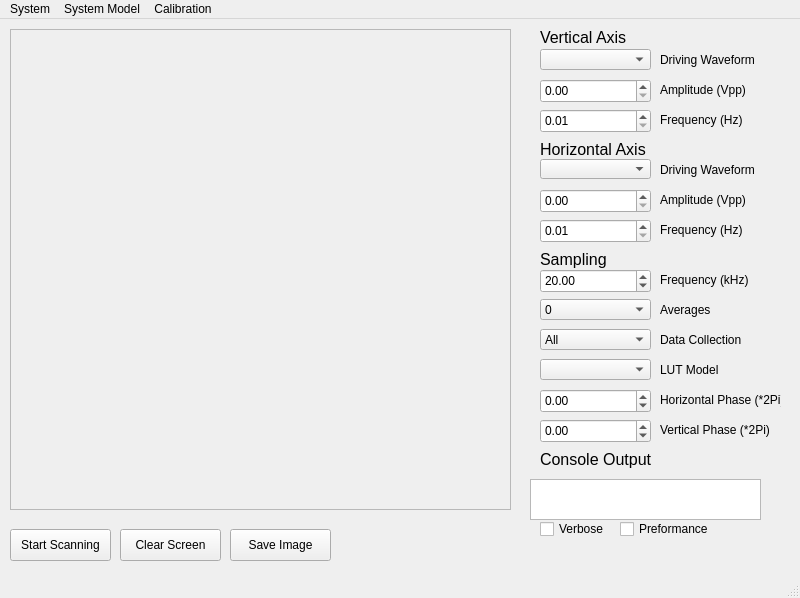
Old version of the form Version 2.0/Software/Main/QT Application v4/Testbench.ui in the repository Eblanken/Prakash_AWESEM.
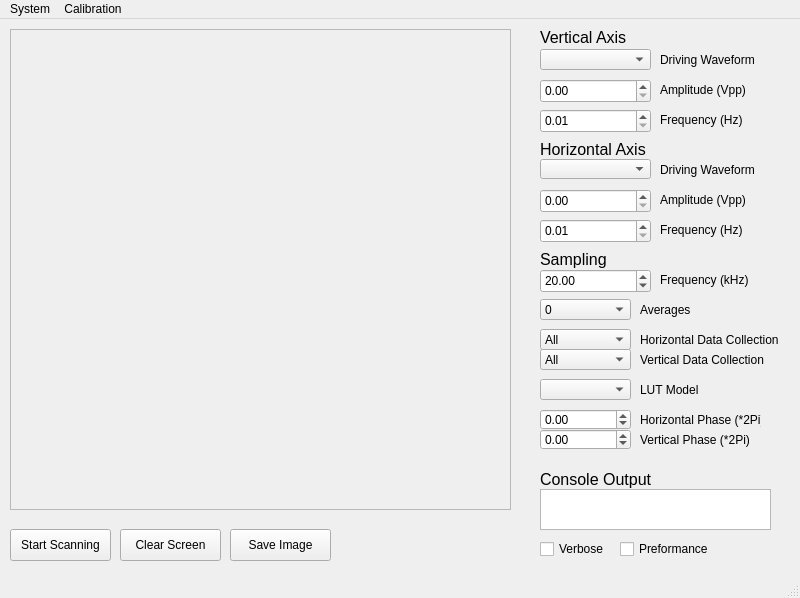
New version of the form.

Commit message: Slight modification to scanning direction filter

Patch:
```diff
--- a/Version 2.0/Software/Main/QT Application v4/Testbench.ui
+++ b/Version 2.0/Software/Main/QT Application v4/Testbench.ui
@@ -273,7 +273,7 @@
    <widget class="QLabel" name="Sampling_Averages_Label">
     <property name="geometry">
      <rect>
-      <x>660</x>
+      <x>640</x>
       <y>280</y>
       <width>101</width>
       <height>21</height>
@@ -300,8 +300,8 @@
     <property name="geometry">
      <rect>
       <x>540</x>
-      <y>340</y>
-      <width>111</width>
+      <y>360</y>
+      <width>91</width>
       <height>21</height>
      </rect>
     </property>
@@ -309,8 +309,8 @@
    <widget class="QLabel" name="Sampling_LUT_Label">
     <property name="geometry">
      <rect>
-      <x>660</x>
-      <y>340</y>
+      <x>640</x>
+      <y>360</y>
       <width>101</width>
       <height>21</height>
      </rect>
@@ -323,9 +323,9 @@
     <property name="geometry">
      <rect>
       <x>540</x>
-      <y>370</y>
-      <width>111</width>
-      <height>24</height>
+      <y>390</y>
+      <width>91</width>
+      <height>21</height>
      </rect>
     </property>
     <property name="keyboardTracking">
@@ -347,8 +347,8 @@
    <widget class="QLabel" name="Sampling_Phase_Horizonal_Label">
     <property name="geometry">
      <rect>
-      <x>660</x>
-      <y>370</y>
+      <x>640</x>
+      <y>390</y>
       <width>121</width>
       <height>21</height>
      </rect>
@@ -360,8 +360,8 @@
    <widget class="QTextEdit" name="Console_Output_TextBox">
     <property name="geometry">
      <rect>
-      <x>530</x>
-      <y>460</y>
+      <x>540</x>
+      <y>470</y>
       <width>231</width>
       <height>41</height>
      </rect>
@@ -371,7 +371,7 @@
     <property name="geometry">
      <rect>
       <x>540</x>
-      <y>430</y>
+      <y>450</y>
       <width>181</width>
       <height>21</height>
      </rect>
@@ -389,7 +389,7 @@
     <property name="geometry">
      <rect>
       <x>540</x>
-      <y>500</y>
+      <y>520</y>
       <width>72</width>
       <height>20</height>
      </rect>
@@ -402,7 +402,7 @@
     <property name="geometry">
      <rect>
       <x>620</x>
-      <y>500</y>
+      <y>520</y>
       <width>91</width>
       <height>20</height>
      </rect>
@@ -431,9 +431,9 @@
     <property name="geometry">
      <rect>
       <x>540</x>
-      <y>400</y>
-      <width>111</width>
-      <height>24</height>
+      <y>410</y>
+      <width>91</width>
+      <height>21</height>
      </rect>
     </property>
     <property name="keyboardTracking">
@@ -455,8 +455,8 @@
    <widget class="QLabel" name="Sampling_Phase_Vertical_Label">
     <property name="geometry">
      <rect>
-      <x>660</x>
-      <y>400</y>
+      <x>640</x>
+      <y>410</y>
       <width>121</width>
       <height>21</height>
      </rect>
@@ -494,14 +494,14 @@
    <widget class="QLabel" name="Sampling_Collection_Label">
     <property name="geometry">
      <rect>
-      <x>660</x>
+      <x>640</x>
       <y>310</y>
-      <width>101</width>
+      <width>151</width>
       <height>21</height>
      </rect>
     </property>
     <property name="text">
-     <string>Data Collection</string>
+     <string>Horizontal Data Collection</string>
     </property>
    </widget>
    <widget class="QComboBox" name="Sampling_Collection_Combobox">
@@ -509,7 +509,7 @@
      <rect>
       <x>540</x>
       <y>310</y>
-      <width>111</width>
+      <width>91</width>
       <height>21</height>
      </rect>
     </property>
@@ -534,7 +534,7 @@
      <rect>
       <x>540</x>
       <y>280</y>
-      <width>111</width>
+      <width>91</width>
       <height>21</height>
      </rect>
     </property>
@@ -577,6 +577,44 @@
      <string>Clear Screen</string>
     </property>
    </widget>
+   <widget class="QComboBox" name="Sampling_Vertical_Collection_Combobox">
+    <property name="geometry">
+     <rect>
+      <x>540</x>
+      <y>330</y>
+      <width>91</width>
+      <height>21</height>
+     </rect>
+    </property>
+    <item>
+     <property name="text">
+      <string>All</string>
+     </property>
+    </item>
+    <item>
+     <property name="text">
+      <string>Rising</string>
+     </property>
+    </item>
+    <item>
+     <property name="text">
+      <string>Falling</string>
+     </property>
+    </item>
+   </widget>
+   <widget class="QLabel" name="Sampling_Collection_Label_2">
+    <property name="geometry">
+     <rect>
+      <x>640</x>
+      <y>330</y>
+      <width>151</width>
+      <height>21</height>
+     </rect>
+    </property>
+    <property name="text">
+     <string>Vertical Data Collection</string>
+    </property>
+   </widget>
   </widget>
   <widget class="QStatusBar" name="statusbar"/>
   <widget class="QMenuBar" name="menubar">
@@ -593,13 +631,6 @@
      <string>System</string>
     </property>
    </widget>
-   <widget class="QMenu" name="menuSystem_Model">
-    <property name="title">
-     <string>System Model</string>
-    </property>
-    <addaction name="actionLoad_System_Model"/>
-    <addaction name="actionChoose_Model"/>
-   </widget>
    <widget class="QMenu" name="menuCalibration">
     <property name="title">
      <string>Calibration</string>
@@ -610,7 +641,6 @@
     <addaction name="actionCurrent_Correction_Profile"/>
    </widget>
    <addaction name="menuFile"/>
-   <addaction name="menuSystem_Model"/>
    <addaction name="menuCalibration"/>
   </widget>
   <action name="actionSave">
```
Left out of the diff: 6 changed lines with no effect on the pictures. The commit also changes 1 other file.
